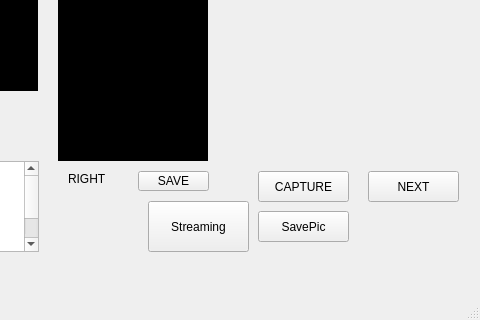
Above: 3D_Face_scanning.vc140/MainQtApplication/scanmoduleqt.ui from CSID-DGU/2017-2-CECD-BirdSound-1 before the change; both pictures show x 892 to 1372 and y 519 to 839 of the 1372 by 839 pixel window. Below: the same form after it.
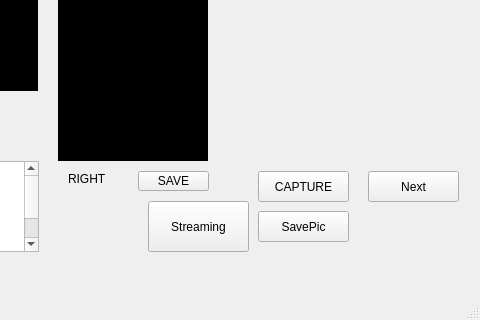
That is the form after the change.

The edit to the form file:
```diff
--- a/3D_Face_scanning.vc140/MainQtApplication/scanmoduleqt.ui
+++ b/3D_Face_scanning.vc140/MainQtApplication/scanmoduleqt.ui
@@ -220,7 +220,7 @@
      </rect>
     </property>
     <property name="text">
-     <string>NEXT</string>
+     <string>Next</string>
     </property>
    </widget>
    <widget class="QLabel" name="TitleRight">
```
